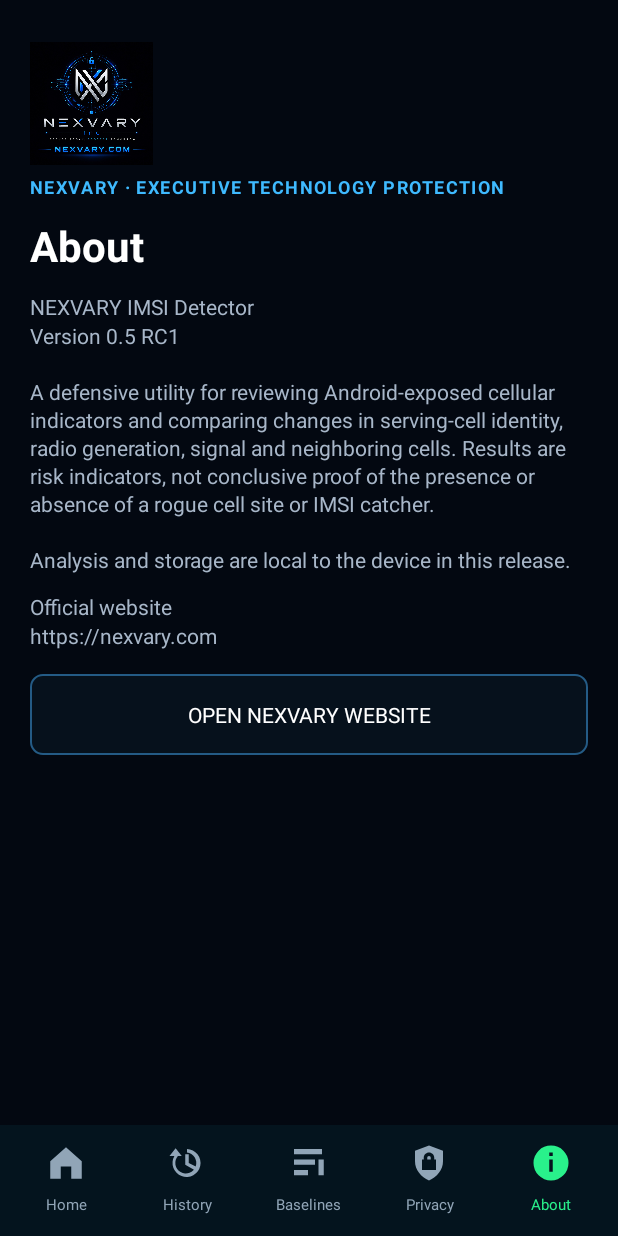
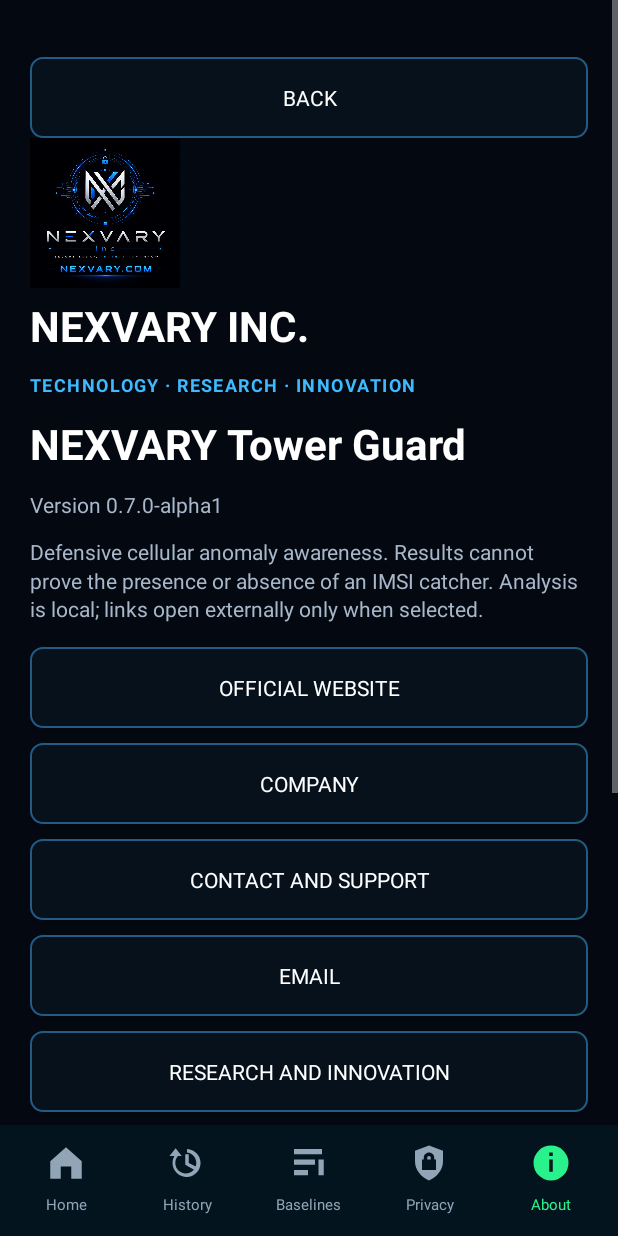
Before and after one commit to nexvary/NEXVARY-Tower, an Android app: the AboutActivity screen opened directly, with no data from a screen before it, on a phone screen of 412 x 824 dp. Run offline under Robolectric (Android 15) with nearby library versions, the phone set to English and light mode, and no system bars.

Commit message:
Phase 1: brand, corporate links, conservative measurement handling and CI

```diff
--- a/app/build.gradle
+++ b/app/build.gradle
@@ -8,10 +8,11 @@ android {
         applicationId 'com.nexvary.imsi'
         minSdk 29
         targetSdk 35
-        versionCode 6
-        versionName '0.6.0-rc1'
+        versionCode 7
+        versionName '0.7.0-alpha1'
     }
 
+    buildFeatures { buildConfig true }
     buildTypes {
         release {
             minifyEnabled true
--- a/app/src/main/AndroidManifest.xml
+++ b/app/src/main/AndroidManifest.xml
@@ -1,6 +1,7 @@
 <?xml version="1.0" encoding="utf-8"?>
 <manifest xmlns:android="http://schemas.android.com/apk/res/android">
     <uses-permission android:name="android.permission.ACCESS_FINE_LOCATION" />
+    <uses-permission android:name="android.permission.ACCESS_COARSE_LOCATION" />
     <uses-permission android:name="android.permission.READ_PHONE_STATE" />
 
     <!-- Intentionally NO INTERNET permission: cellular analysis stays on-device. -->
@@ -8,7 +9,7 @@
         android:allowBackup="false"
         android:usesCleartextTraffic="false"
         android:fullBackupContent="false"
-        android:label="NEXVARY IMSI Detector"
+        android:label="@string/app_name"
         android:icon="@mipmap/ic_launcher"
         android:roundIcon="@mipmap/ic_launcher_round"
         android:dataExtractionRules="@xml/data_extraction_rules"
--- a/app/src/main/java/com/nexvary/imsi/AboutActivity.java
+++ b/app/src/main/java/com/nexvary/imsi/AboutActivity.java
@@ -1,49 +1,56 @@
 package com.nexvary.imsi;
 
 import android.app.Activity;
+import android.content.ActivityNotFoundException;
 import android.content.Intent;
 import android.net.Uri;
 import android.os.Bundle;
 import android.view.WindowManager;
-import android.widget.Button;
-import android.widget.ImageView;
-import android.widget.LinearLayout;
-import android.widget.ScrollView;
+import android.widget.*;
 
 public class AboutActivity extends Activity {
-    private static final String WEBSITE = "https://nexvary.com";
-
     @Override public void onCreate(Bundle b) {
         LanguageUtil.apply(this);
         super.onCreate(b);
         getWindow().addFlags(WindowManager.LayoutParams.FLAG_SECURE);
         boolean ar = LanguageUtil.current(this).equals("ar");
-
-        ScrollView s = new ScrollView(this);
-        s.setClipToPadding(false);
-        LinearLayout p = UiKit.page(this);
-        s.addView(p);
-
+        ScrollView scroll = new ScrollView(this);
+        LinearLayout page = UiKit.page(this);
+        scroll.addView(page);
+        Button back = UiKit.button(this, ar ? "رجوع" : "Back");
+        back.setOnClickListener(v -> finish());
+        page.addView(back);
         ImageView logo = new ImageView(this);
         logo.setImageResource(R.drawable.nexvary_logo);
-        LinearLayout.LayoutParams lp = new LinearLayout.LayoutParams(UiKit.dp(this, 82), UiKit.dp(this, 82));
-        logo.setLayoutParams(lp);
-        p.addView(logo);
-
-        p.addView(UiKit.eyebrow(this, "NEXVARY · EXECUTIVE TECHNOLOGY PROTECTION"));
-        p.addView(UiKit.title(this, ar ? "حول التطبيق" : "About"));
-        p.addView(UiKit.body(this, ar
-                ? "NEXVARY IMSI Detector\nالإصدار 0.5 RC1\n\nأداة دفاعية لتحليل مؤشرات الشبكة الخلوية التي يتيحها Android، ومقارنة تغيرات هوية الخلية ونوع الشبكة والإشارة والخلايا المجاورة. النتائج مؤشرات مخاطر وليست إثباتًا قاطعًا على وجود أو غياب برج خلوي مزيف أو IMSI Catcher.\n\nجميع عمليات التحليل والتخزين تتم محليًا على الجهاز في هذا الإصدار."
-                : "NEXVARY IMSI Detector\nVersion 0.5 RC1\n\nA defensive utility for reviewing Android-exposed cellular indicators and comparing changes in serving-cell identity, radio generation, signal and neighboring cells. Results are risk indicators, not conclusive proof of the presence or absence of a rogue cell site or IMSI catcher.\n\nAnalysis and storage are local to the device in this release."));
-
-        p.addView(UiKit.body(this, ar ? "الموقع الرسمي\n" + WEBSITE : "Official website\n" + WEBSITE));
-        Button site = UiKit.button(this, ar ? "فتح موقع NEXVARY" : "OPEN NEXVARY WEBSITE");
-        site.setOnClickListener(v -> {
-            Intent i = new Intent(Intent.ACTION_VIEW, Uri.parse(WEBSITE));
-            startActivity(i);
+        logo.setContentDescription("Nexvary Inc.");
+        page.addView(logo, new LinearLayout.LayoutParams(UiKit.dp(this,100),UiKit.dp(this,100)));
+        page.addView(UiKit.title(this, "NEXVARY INC."));
+        page.addView(UiKit.eyebrow(this,"TECHNOLOGY · RESEARCH · INNOVATION"));
+        page.addView(UiKit.title(this, "NEXVARY Tower Guard"));
+        page.addView(UiKit.body(this, (ar ? "الإصدار " : "Version ") + BuildConfig.VERSION_NAME));
+        page.addView(UiKit.body(this, ar ? "أداة دفاعية لتحليل مؤشرات الشذوذ في الشبكات الخلوية. لا تثبت النتائج وجود أو غياب IMSI Catcher. التحليل محلي، وتفتح الروابط التالية في تطبيق خارجي عند اختيارها." : "Defensive cellular anomaly awareness. Results cannot prove the presence or absence of an IMSI catcher. Analysis is local; links open externally only when selected."));
+        link(page, ar ? "الموقع الرسمي" : "Official website", "https://nexvary.com", false);
+        link(page, ar ? "عن الشركة" : "Company", "https://nexvary.com/about", false);
+        link(page, ar ? "الدعم والتواصل" : "Contact and support", "https://nexvary.com/contact", false);
+        link(page, ar ? "البريد الإلكتروني" : "Email", "mailto:info@nexvary.com", true);
+        link(page, ar ? "الأبحاث والابتكار" : "Research and innovation", "https://nexvary.com/research", false);
+        link(page, ar ? "تطبيقات الشركة" : "Company applications", "https://nexvary.com/apps", false);
+        link(page, "GitHub", "https://github.com/nexvary", false);
+        link(page, ar ? "خصوصية الموقع الإلكتروني" : "Website privacy policy", "https://nexvary.com/privacy", false);
+        Button privacy = UiKit.button(this, ar ? "سياسة خصوصية التطبيق" : "App privacy policy");
+        privacy.setOnClickListener(v -> startActivity(new Intent(this, PrivacyActivity.class)));
+        page.addView(privacy);
+        page.addView(UiKit.body(this,"© 2026 Nexvary Inc. · Wyoming, United States"));
+        setContentView(UiKit.withBottomNav(this, scroll, 4));
+    }
+    private void link(LinearLayout page, String label, String uri, boolean mail) {
+        Button button = UiKit.button(this, label);
+        button.setOnClickListener(v -> {
+            try { startActivity(new Intent(mail ? Intent.ACTION_SENDTO : Intent.ACTION_VIEW, Uri.parse(uri))); }
+            catch (ActivityNotFoundException | SecurityException e) {
+                Toast.makeText(this, LanguageUtil.current(this).equals("ar") ? "لا يوجد تطبيق مناسب لفتح الرابط" : "No app available to open this link", Toast.LENGTH_LONG).show();
+            }
         });
-        p.addView(site);
-
-        setContentView(UiKit.withBottomNav(this,s,4));
+        page.addView(button);
     }
 }
--- a/app/src/main/java/com/nexvary/imsi/OnboardingActivity.java
+++ b/app/src/main/java/com/nexvary/imsi/OnboardingActivity.java
@@ -17,8 +17,8 @@ public class OnboardingActivity extends Activity {
         boolean ar=LanguageUtil.current(this).equals("ar");
         ScrollView scroll=new ScrollView(this); UiKit.applySystemBars(scroll); scroll.setClipToPadding(false); LinearLayout p=UiKit.page(this); scroll.addView(p);
         ImageView logo=new ImageView(this); logo.setImageResource(R.drawable.nexvary_logo); LinearLayout.LayoutParams ilp=new LinearLayout.LayoutParams(UiKit.dp(this,84),UiKit.dp(this,84)); logo.setLayoutParams(ilp); p.addView(logo);
-        p.addView(UiKit.eyebrow(this,"NEXVARY LABS · PRIVATE CELLULAR AWARENESS"));
-        p.addView(UiKit.title(this,ar?"مرحبًا بك في NEXVARY IMSI Detector":"Welcome to NEXVARY IMSI Detector"));
+        p.addView(UiKit.eyebrow(this,"NEXVARY INC. · PRIVATE CELLULAR AWARENESS"));
+        p.addView(UiKit.title(this,ar?"مرحبًا بك في NEXVARY Tower Guard":"Welcome to NEXVARY Tower Guard"));
         p.addView(UiKit.body(this,ar?"أداة دفاعية تساعدك على ملاحظة التغيّرات غير المعتادة في بيئة الشبكة الخلوية. التطبيق لا يستطيع إثبات وجود IMSI Catcher بصورة قطعية، لكنه يجمع عدة مؤشرات للمراجعة.":"A defensive tool for noticing unusual changes in the cellular environment. It cannot conclusively prove an IMSI catcher is present; it combines several indicators for review."));
         p.addView(UiKit.gap(this,10));
         p.addView(UiKit.eyebrow(this,ar?"الخصوصية أولًا":"PRIVACY FIRST"));
--- a/settings.gradle
+++ b/settings.gradle
@@ -1,4 +1,4 @@
 pluginManagement { repositories { google(); mavenCentral(); gradlePluginPortal() } }
 dependencyResolutionManagement { repositoriesMode.set(RepositoriesMode.FAIL_ON_PROJECT_REPOS); repositories { google(); mavenCentral() } }
-rootProject.name = 'NEXVARY IMSI Detector'
+rootProject.name = 'NEXVARY Tower Guard'
 include ':app'
```
Also changed, not shown: app/src/main/java/com/nexvary/imsi/MainActivity.java (+19 -9 lines), app/src/main/java/com/nexvary/imsi/MeasurementPolicy.java (added, +8 -0 lines), app/src/main/java/com/nexvary/imsi/PrivacyActivity.java (+1 -1 lines), app/src/main/java/com/nexvary/imsi/RadarView.java (+14 -17 lines), app/src/main/java/com/nexvary/imsi/ReportExporter.java (+4 -4 lines), app/src/main/res/values/strings.xml (+1 -1 lines), 4 other files.
